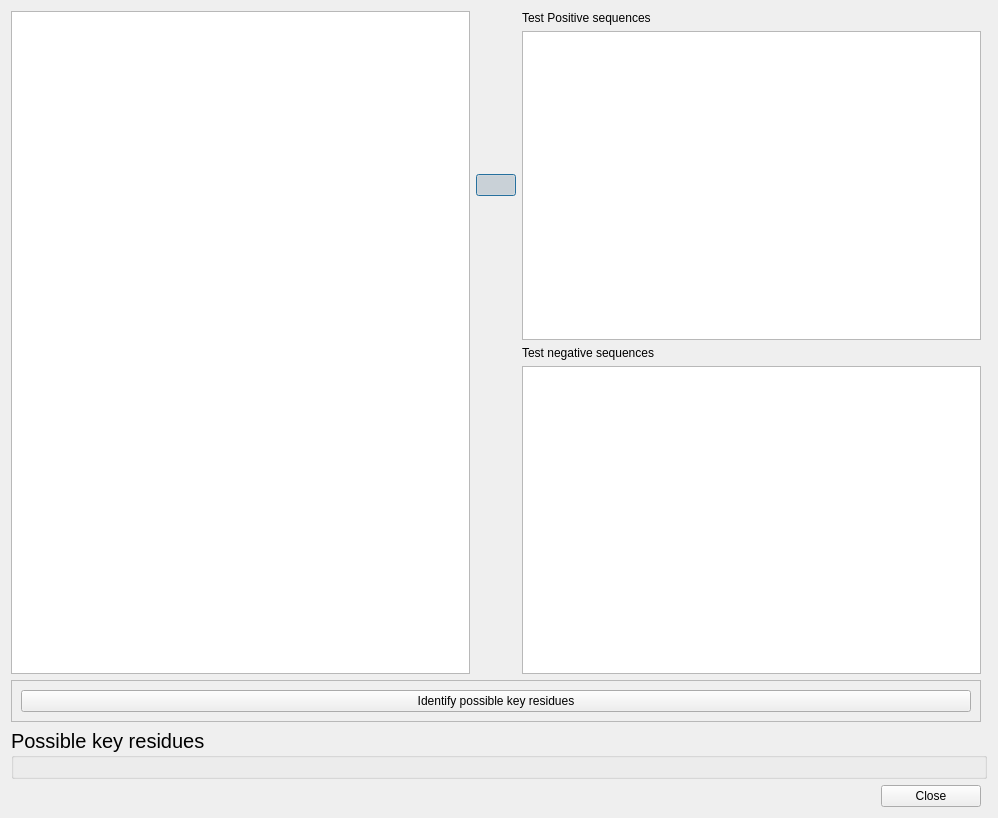
Before: the Qt Designer form findkeydialog.ui in WilsonImmunologyLab/Librator, drawn with Qt 5.
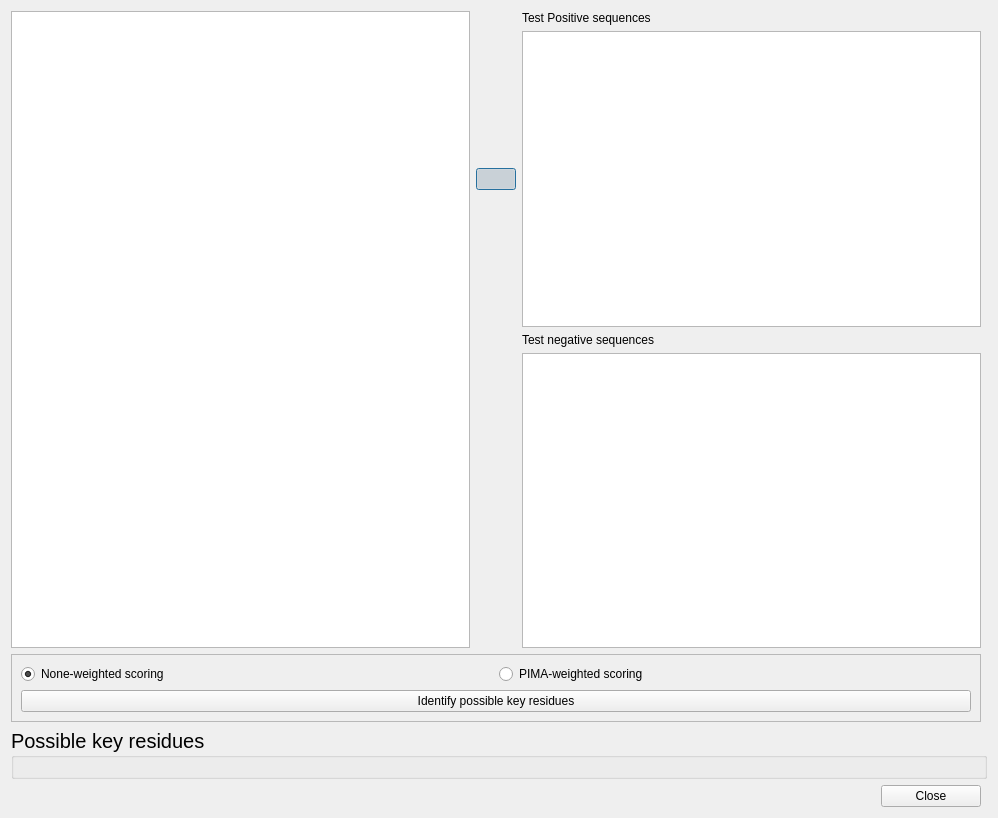
After: the same form once the commit is applied. Icons and pictures are not drawn.

Commit message:
update findKey function
add PIMA-weighted score

What changed in the file:
```diff
--- a/findkeydialog.ui
+++ b/findkeydialog.ui
@@ -102,6 +102,23 @@
      </property>
      <layout class="QGridLayout" name="gridLayout_2">
       <item row="0" column="0">
+       <widget class="QRadioButton" name="radioButtonNoneWeight">
+        <property name="text">
+         <string>None-weighted scoring</string>
+        </property>
+        <property name="checked">
+         <bool>true</bool>
+        </property>
+       </widget>
+      </item>
+      <item row="0" column="1">
+       <widget class="QRadioButton" name="radioButtonPIMA">
+        <property name="text">
+         <string>PIMA-weighted scoring</string>
+        </property>
+       </widget>
+      </item>
+      <item row="1" column="0" colspan="2">
        <widget class="QPushButton" name="FindKey">
         <property name="text">
          <string>Identify possible key residues</string>
```
The commit also changes 2 other files.
